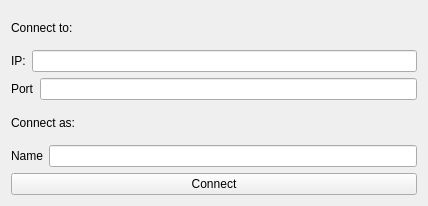
This is chatClient/clientWid1.ui in marcustedesco/HW7group as Qt 5 draws it before an edit. The edited form follows.
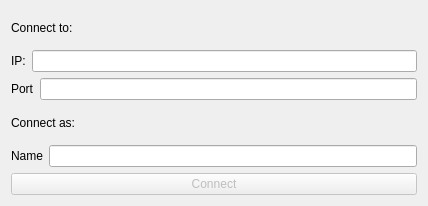
This is the edited form.

What changed in the file:
```diff
--- a/chatClient/clientWid1.ui
+++ b/chatClient/clientWid1.ui
@@ -72,6 +72,9 @@
    </item>
    <item row="5" column="0" colspan="3">
     <widget class="QPushButton" name="connectButton">
+     <property name="enabled">
+      <bool>false</bool>
+     </property>
      <property name="text">
       <string>Connect</string>
      </property>
```
Left out of the diff: 2 changed lines with no effect on the pictures.
